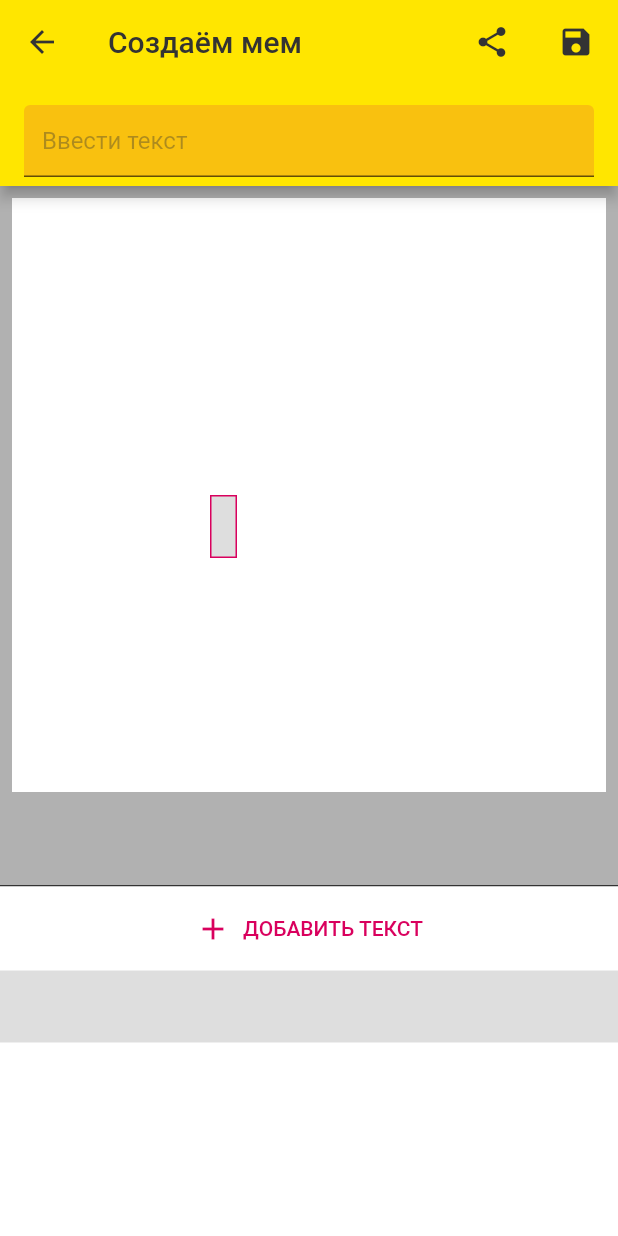
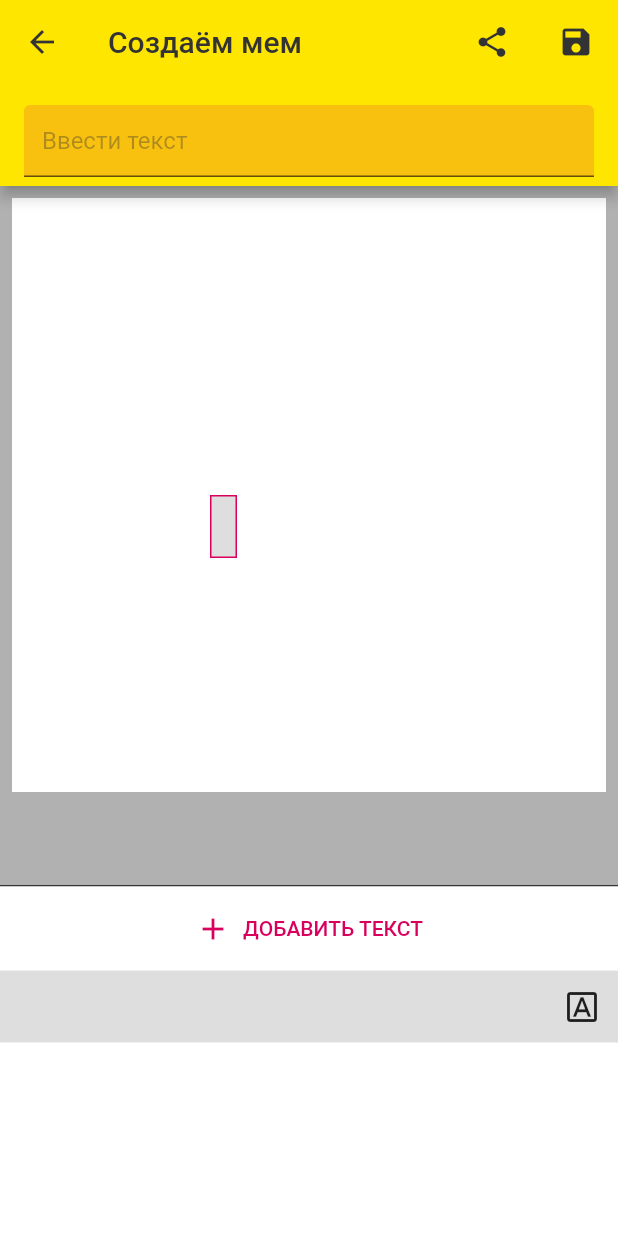
Before and after one commit to devmaslove/memogenerator, a Flutter app: the CreateMemePage screen opened directly, after a tap on "ДОБАВИТЬ ТЕКСТ", on a phone screen of 412 x 824 dp. Run offline on Flutter 3.47's test engine with Material 2 defaults, Android fonts, the phone set to English and light mode, and no system bars; drawn by our look-alikes of screenshot; our stand-ins replace equatable, google_fonts, image_picker, rxdart, share_plus, shared_preferences; accounts and stored records are empty.

Commit message:
Урок 11 1:56:36

```diff
--- a/lib/presentation/create_meme/create_meme_page.dart
+++ b/lib/presentation/create_meme/create_meme_page.dart
@@ -3,6 +3,8 @@ import 'dart:io';
 import 'package:flutter/material.dart';
 import 'package:google_fonts/google_fonts.dart';
 import 'package:memogenerator/presentation/create_meme/create_meme_bloc.dart';
+import 'package:memogenerator/presentation/create_meme/font_settings_bottom_sheet.dart';
+import 'package:memogenerator/presentation/create_meme/meme_text_on_canvas.dart';
 import 'package:memogenerator/presentation/create_meme/models/meme_text.dart';
 import 'package:memogenerator/presentation/create_meme/models/meme_text_with_offset.dart';
 import 'package:memogenerator/presentation/create_meme/models/meme_text_with_selection.dart';
@@ -248,10 +250,13 @@ class BottomMemeText extends StatelessWidget {
       behavior: HitTestBehavior.opaque,
       onTap: () => bloc.selectMemText(item.memeText.id),
       child: Container(
-        padding: const EdgeInsets.symmetric(horizontal: 16),
         height: 48,
         alignment: Alignment.centerLeft,
         color: item.selected ? AppColors.darkGrey16 : null,
+        child: Row(
+          children: [
+            const SizedBox(width: 16),
+            Expanded(
               child: Text(
                 item.memeText.text,
                 style: const TextStyle(
@@ -259,6 +264,22 @@ class BottomMemeText extends StatelessWidget {
                   fontSize: 16,
                   fontWeight: FontWeight.w400,
                 ),
+              ),
+            ),
+            const SizedBox(width: 4),
+            GestureDetector(
+              onTap: () {
+                showModalBottomSheet(context: context, builder: (context) {
+                  return FontSettingsBottomSheet(memeText: item.memeText);
+                });
+              },
+              child: const Padding(
+                padding: EdgeInsets.all(8),
+                child: Icon(Icons.font_download_outlined),
+              ),
+            ),
+            const SizedBox(width: 4),
+          ],
         ),
       ),
     );
@@ -424,46 +445,6 @@ class _DraggableMemeTextState extends State<DraggableMemeText> {
   }
 }
 
-class MemeTextOnCanvas extends StatelessWidget {
-  const MemeTextOnCanvas({
-    Key? key,
-    required this.text,
-    required this.parentConstraints,
-    required this.padding,
-    required this.selected,
-  }) : super(key: key);
-
-  final String text;
-  final BoxConstraints parentConstraints;
-  final double padding;
-  final bool selected;
-
-  @override
-  Widget build(BuildContext context) {
-    return Container(
-      constraints: BoxConstraints(
-        maxWidth: parentConstraints.maxWidth,
-        maxHeight: parentConstraints.maxHeight,
-      ),
-      padding: EdgeInsets.all(padding),
-      decoration: BoxDecoration(
-        color: selected ? AppColors.darkGrey16 : null,
-        border: Border.all(
-            color: selected ? AppColors.fuchsia : Colors.transparent),
-      ),
-      child: Text(
-        text,
-        textAlign: TextAlign.center,
-        style: const TextStyle(
-          fontSize: 24,
-          color: Colors.black,
-          height: 1.0,
-        ),
-      ),
-    );
-  }
-}
-
 class AddNewMemeTextButton extends StatelessWidget {
   const AddNewMemeTextButton({
     Key? key,
--- /dev/null
+++ b/lib/presentation/create_meme/meme_text_on_canvas.dart
@@ -0,0 +1,42 @@
+import 'package:flutter/material.dart';
+import 'package:memogenerator/resources/app_colors.dart';
+
+class MemeTextOnCanvas extends StatelessWidget {
+  const MemeTextOnCanvas({
+    Key? key,
+    required this.text,
+    required this.parentConstraints,
+    required this.padding,
+    required this.selected,
+  }) : super(key: key);
+
+  final String text;
+  final BoxConstraints parentConstraints;
+  final double padding;
+  final bool selected;
+
+  @override
+  Widget build(BuildContext context) {
+    return Container(
+      constraints: BoxConstraints(
+        maxWidth: parentConstraints.maxWidth,
+        maxHeight: parentConstraints.maxHeight,
+      ),
+      padding: EdgeInsets.all(padding),
+      decoration: BoxDecoration(
+        color: selected ? AppColors.darkGrey16 : null,
+        border: Border.all(
+            color: selected ? AppColors.fuchsia : Colors.transparent),
+      ),
+      child: Text(
+        text,
+        textAlign: TextAlign.center,
+        style: const TextStyle(
+          fontSize: 24,
+          color: Colors.black,
+          height: 1.0,
+        ),
+      ),
+    );
+  }
+}
```
Also changed, not shown: lib/presentation/create_meme/font_settings_bottom_sheet.dart (added, +43 -0 lines). Lines whose indentation alone changed are shown as unchanged.
